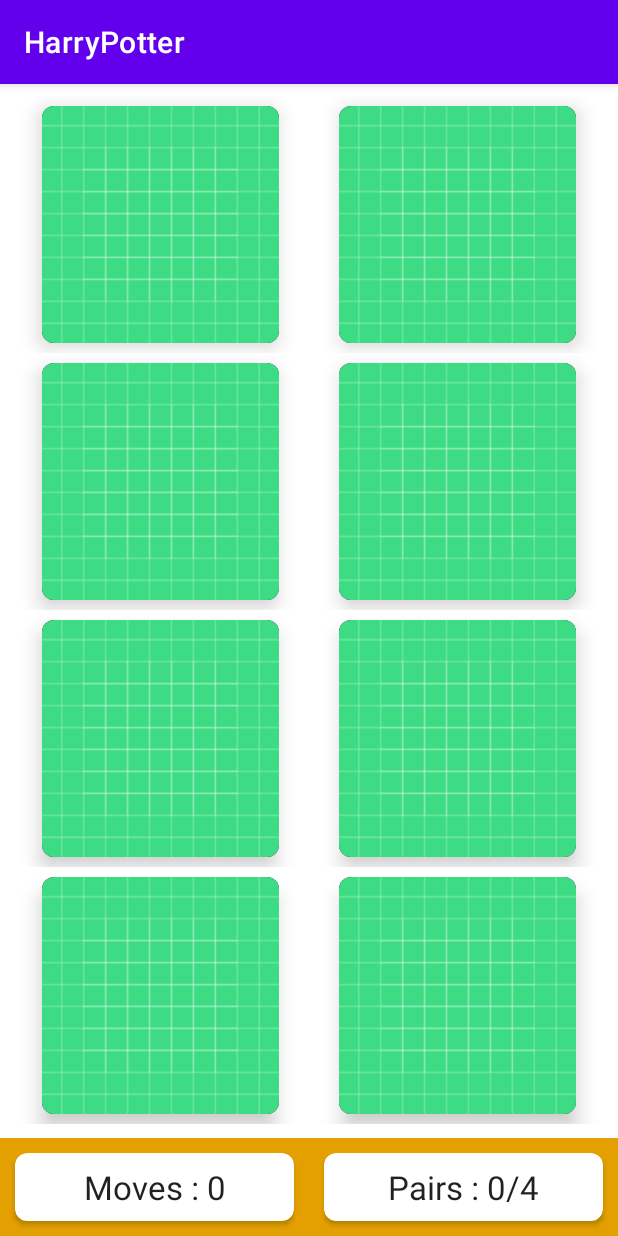
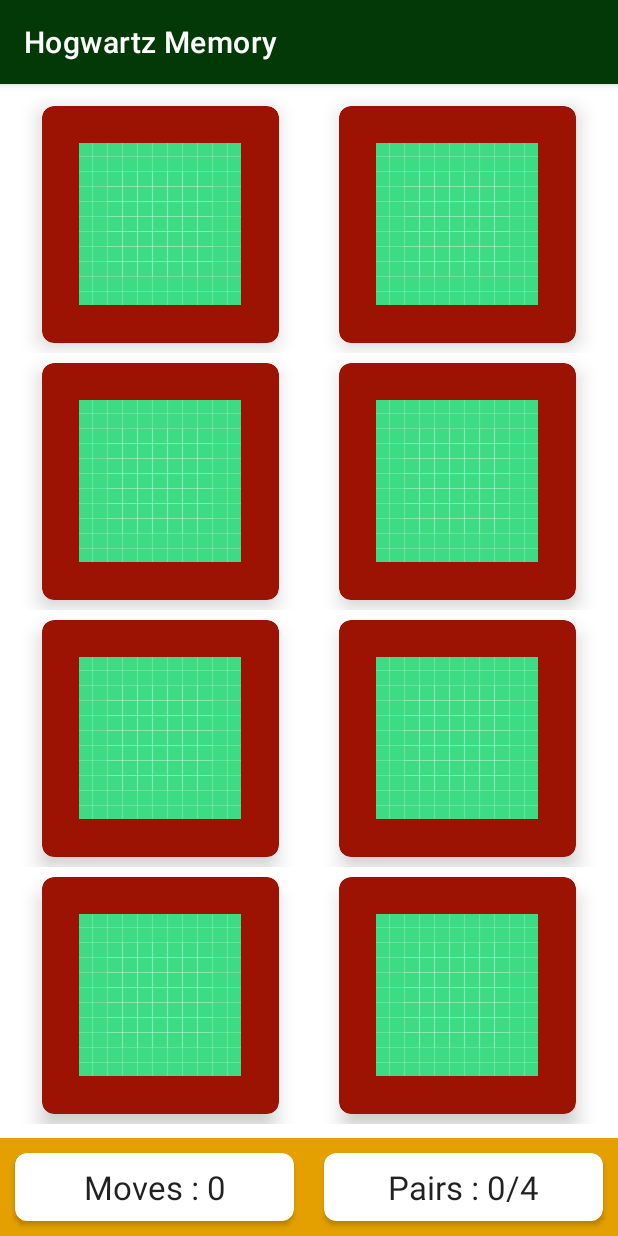
Before and after one commit to osmium8/HarryPotter-game, an Android app: the screen it shows after launch (MainActivity), on a phone screen of 412 x 824 dp. Run offline under Robolectric (Android 15) with nearby library versions, the phone set to English and light mode, and no system bars.

Commit message:
added theme color of slytherin

```diff
--- a/app/src/main/res/layout/memory_card.xml
+++ b/app/src/main/res/layout/memory_card.xml
@@ -13,14 +13,16 @@
         android:id="@+id/cardView"
         android:layout_width="120dp"
         android:layout_height="120dp"
+        app:cardBackgroundColor="@color/gryffindor"
         app:cardCornerRadius="8dp"
         app:cardElevation="8dp">
 
         <ImageButton
             android:id="@+id/imageButton"
-            android:layout_width="match_parent"
-            android:layout_height="match_parent"
-            android:background="@color/hogwartzpurple"
+            android:layout_width="wrap_content"
+            android:layout_height="wrap_content"
+            android:layout_gravity="center"
+            android:background="@color/white"
             android:scaleType="centerCrop"
             app:srcCompat="@drawable/ic_launcher_background" />
     </androidx.cardview.widget.CardView>
--- a/app/src/main/res/values/strings.xml
+++ b/app/src/main/res/values/strings.xml
@@ -1,3 +1,3 @@
 <resources>
-    <string name="app_name">HarryPotter</string>
+    <string name="app_name">Hogwartz Memory</string>
 </resources>
--- a/app/src/main/res/values/themes.xml
+++ b/app/src/main/res/values/themes.xml
@@ -2,8 +2,8 @@
     <!-- Base application theme. -->
     <style name="Theme.HarryPotter" parent="Theme.MaterialComponents.DayNight.DarkActionBar">
         <!-- Primary brand color. -->
-        <item name="colorPrimary">@color/purple_500</item>
-        <item name="colorPrimaryVariant">@color/purple_700</item>
+        <item name="colorPrimary">@color/slytherin</item>
+        <item name="colorPrimaryVariant">@color/slytherin</item>
         <item name="colorOnPrimary">@color/white</item>
         <!-- Secondary brand color. -->
         <item name="colorSecondary">@color/teal_200</item>
```
